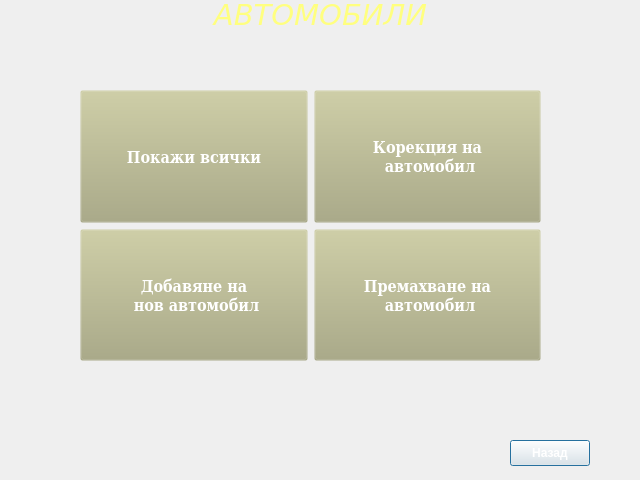
JohnnyBrawo/CarServ, file carsform.ui: the form before one commit.
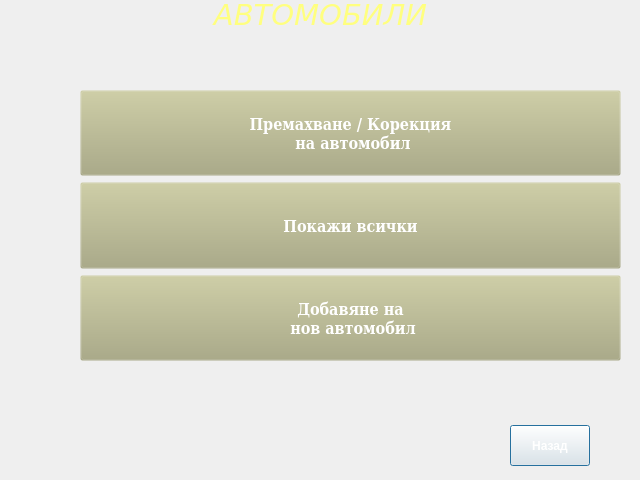
The form after the commit. Icons and pictures are not drawn.

```diff
--- a/carsform.ui
+++ b/carsform.ui
@@ -55,9 +55,9 @@
    <property name="geometry">
     <rect>
      <x>510</x>
-     <y>440</y>
+     <y>425</y>
      <width>80</width>
-     <height>26</height>
+     <height>41</height>
     </rect>
    </property>
    <property name="font">
@@ -78,7 +78,7 @@
     <rect>
      <x>80</x>
      <y>90</y>
-     <width>461</width>
+     <width>541</width>
      <height>271</height>
     </rect>
    </property>
@@ -95,62 +95,7 @@
     <property name="bottomMargin">
      <number>0</number>
     </property>
-    <item row="0" column="0">
-     <widget class="QPushButton" name="Button_ShowAllAutos">
-      <property name="sizePolicy">
-       <sizepolicy hsizetype="MinimumExpanding" vsizetype="MinimumExpanding">
-        <horstretch>0</horstretch>
-        <verstretch>0</verstretch>
-       </sizepolicy>
-      </property>
-      <property name="font">
-       <font>
-        <family>DejaVu Serif Condensed</family>
-        <pointsize>12</pointsize>
-        <weight>75</weight>
-        <bold>true</bold>
-       </font>
-      </property>
-      <property name="styleSheet">
-       <string notr="true">background-image: url(:/images/Images/asd.jpg);
-color: rgb(255, 255, 255);
-background-color: rgba(170, 170, 127, 0);
-</string>
-      </property>
-      <property name="text">
-       <string>Покажи всички</string>
-      </property>
-     </widget>
-    </item>
-    <item row="0" column="1">
-     <widget class="QPushButton" name="Button_ChangeAuto">
-      <property name="sizePolicy">
-       <sizepolicy hsizetype="MinimumExpanding" vsizetype="MinimumExpanding">
-        <horstretch>0</horstretch>
-        <verstretch>0</verstretch>
-       </sizepolicy>
-      </property>
-      <property name="font">
-       <font>
-        <family>DejaVu Serif Condensed</family>
-        <pointsize>12</pointsize>
-        <weight>75</weight>
-        <bold>true</bold>
-       </font>
-      </property>
-      <property name="styleSheet">
-       <string notr="true">background-image: url(:/images/Images/asd.jpg);
-color: rgb(255, 255, 255);
-background-color: rgba(170, 170, 127, 0);
-</string>
-      </property>
-      <property name="text">
-       <string>Корекция на 
- автомобил</string>
-      </property>
-     </widget>
-    </item>
-    <item row="1" column="0">
+    <item row="2" column="0">
      <widget class="QPushButton" name="Button_AddNewAuto">
       <property name="sizePolicy">
        <sizepolicy hsizetype="MinimumExpanding" vsizetype="MinimumExpanding">
@@ -178,8 +123,8 @@
       </property>
      </widget>
     </item>
-    <item row="1" column="1">
-     <widget class="QPushButton" name="Button_RemoveAuto">
+    <item row="1" column="0">
+     <widget class="QPushButton" name="Button_ShowAllAutos">
       <property name="sizePolicy">
        <sizepolicy hsizetype="MinimumExpanding" vsizetype="MinimumExpanding">
         <horstretch>0</horstretch>
@@ -201,8 +146,35 @@
 </string>
       </property>
       <property name="text">
-       <string>Премахване на 
- автомобил</string>
+       <string>Покажи всички</string>
+      </property>
+     </widget>
+    </item>
+    <item row="0" column="0">
+     <widget class="QPushButton" name="Button_EditAuto">
+      <property name="sizePolicy">
+       <sizepolicy hsizetype="MinimumExpanding" vsizetype="MinimumExpanding">
+        <horstretch>0</horstretch>
+        <verstretch>0</verstretch>
+       </sizepolicy>
+      </property>
+      <property name="font">
+       <font>
+        <family>DejaVu Serif Condensed</family>
+        <pointsize>12</pointsize>
+        <weight>75</weight>
+        <bold>true</bold>
+       </font>
+      </property>
+      <property name="styleSheet">
+       <string notr="true">background-image: url(:/images/Images/asd.jpg);
+color: rgb(255, 255, 255);
+background-color: rgba(170, 170, 127, 0);
+</string>
+      </property>
+      <property name="text">
+       <string>Премахване / Корекция 
+ на автомобил</string>
       </property>
      </widget>
     </item>
```
Left out of the diff: 14 changed lines with no effect on the pictures.
